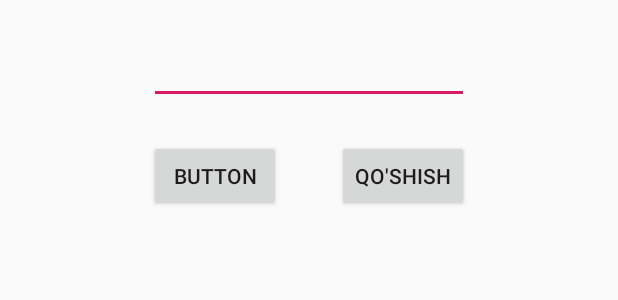
After one commit to abduroid/InviteX, an Android app: the layout dialog_addmehmon.xml on its own in the app's theme, with its tools: preview values and no code run, on a phone screen of 412 x 824 dp. The commit adds this screen. Shown: the top 300 px of the screen. Run offline under Robolectric (Android 15) with nearby library versions, the phone set to English and light mode, and no system bars.

Commit message:
AddMehmon dialog optimized

```diff
--- a/app/src/main/java/com/abduqodirov/invitex/MainActivity.kt
+++ b/app/src/main/java/com/abduqodirov/invitex/MainActivity.kt
@@ -8,7 +8,5 @@ class MainActivity : AppCompatActivity() {
     override fun onCreate(savedInstanceState: Bundle?) {
         super.onCreate(savedInstanceState)
         setContentView(R.layout.activity_main)
-
-
     }
 }
--- a/app/src/main/java/com/abduqodirov/invitex/database/MehmonDatabaseDao.kt
+++ b/app/src/main/java/com/abduqodirov/invitex/database/MehmonDatabaseDao.kt
@@ -12,9 +12,6 @@ interface MehmonDatabaseDao {
     @Insert
     fun insert(mehmon: Mehmon)
 
-    @Update
-    fun update(mehmon: Mehmon)
-
     @Query("SELECT * FROM mehmonlar WHERE mehmonId = :key")
     fun get(key: Long): Mehmon?
 
--- a/app/src/main/java/com/abduqodirov/invitex/BindingUtils.kt
+++ b/app/src/main/java/com/abduqodirov/invitex/mainList/BindingUtils.kt
@@ -1,5 +1,8 @@
-package com.abduqodirov.invitex
+package com.abduqodirov.invitex.mainList
 
+import android.opengl.Visibility
+import android.view.View
+import android.widget.Button
 import android.widget.TextView
 import androidx.databinding.BindingAdapter
 import com.abduqodirov.invitex.database.Mehmon
--- a/app/src/main/java/com/abduqodirov/invitex/MainListsViewModelFactory.kt
+++ b/app/src/main/java/com/abduqodirov/invitex/mainList/MainListsViewModelFactory.kt
@@ -1,4 +1,4 @@
-package com.abduqodirov.invitex
+package com.abduqodirov.invitex.mainList
 
 import android.app.Application
 import androidx.lifecycle.ViewModel
--- a/app/src/main/java/com/abduqodirov/invitex/MehmonAdapter.kt
+++ b/app/src/main/java/com/abduqodirov/invitex/mainList/MehmonAdapter.kt
@@ -1,4 +1,4 @@
-package com.abduqodirov.invitex
+package com.abduqodirov.invitex.mainList
 
 import android.view.LayoutInflater
 import android.view.ViewGroup
@@ -8,7 +8,9 @@ import androidx.recyclerview.widget.RecyclerView
 import com.abduqodirov.invitex.database.Mehmon
 import com.abduqodirov.invitex.databinding.ItemListBinding
 
-class MehmonAdapter: ListAdapter<Mehmon, MehmonAdapter.ViewHolder>(MehmonDiffCallBack()) {
+class MehmonAdapter: ListAdapter<Mehmon, MehmonAdapter.ViewHolder>(
+    MehmonDiffCallBack()
+) {
 
     override fun onCreateViewHolder(parent: ViewGroup, viewType: Int): ViewHolder {
         return ViewHolder.from(parent)
--- /dev/null
+++ b/app/src/main/res/layout/dialog_addmehmon.xml
@@ -0,0 +1,50 @@
+<?xml version="1.0" encoding="utf-8"?>
+<layout xmlns:android="http://schemas.android.com/apk/res/android"
+    xmlns:app="http://schemas.android.com/apk/res-auto"
+    xmlns:tools="http://schemas.android.com/tools">
+
+    <data>
+        <variable
+            name="viewModel"
+            type="com.abduqodirov.invitex.mainList.MainListsViewModel" />
+    </data>
+
+    <androidx.constraintlayout.widget.ConstraintLayout
+        android:layout_width="match_parent"
+        android:layout_height="match_parent">
+
+        <EditText
+            android:id="@+id/editText3"
+            android:layout_width="wrap_content"
+            android:layout_height="wrap_content"
+            android:layout_marginStart="16dp"
+            android:layout_marginTop="24dp"
+            android:layout_marginEnd="16dp"
+            android:ems="10"
+            android:text="@={viewModel.ism_ed}"
+            android:inputType="textPersonName"
+            app:layout_constraintEnd_toEndOf="parent"
+            app:layout_constraintStart_toStartOf="parent"
+            app:layout_constraintTop_toTopOf="parent" />
+
+        <Button
+            android:id="@+id/button2"
+            android:layout_width="wrap_content"
+            android:layout_height="wrap_content"
+            android:layout_marginTop="24dp"
+            android:text="Button"
+            app:layout_constraintStart_toStartOf="@+id/editText3"
+            app:layout_constraintTop_toBottomOf="@+id/editText3" />
+
+        <Button
+            android:id="@+id/add_button"
+            android:layout_width="wrap_content"
+            android:layout_height="wrap_content"
+            android:layout_marginTop="24dp"
+            android:enabled="@{viewModel.ism_ed.length() > 0 ? true : false}"
+            android:text="Qo'shish"
+            android:onClick="@{() -> viewModel.onClickAdd()}"
+            app:layout_constraintEnd_toEndOf="@+id/editText3"
+            app:layout_constraintTop_toBottomOf="@+id/editText3" />
+    </androidx.constraintlayout.widget.ConstraintLayout>
+</layout>
--- a/app/src/main/res/navigation/main_navigation.xml
+++ b/app/src/main/res/navigation/main_navigation.xml
@@ -36,7 +36,7 @@
     </navigation>
     <fragment
         android:id="@+id/mainListsFragment"
-        android:name="com.abduqodirov.invitex.MainListsFragment"
+        android:name="com.abduqodirov.invitex.mainList.MainListsFragment"
         android:label="MainListsFragment" >
         <action
             android:id="@+id/action_mainListsFragment_to_intro_nested_navigation3"
```
Also changed, not shown: app/src/main/java/com/abduqodirov/invitex/MainListsViewModel.kt (deleted, +0 -43 lines), app/src/main/java/com/abduqodirov/invitex/mainList/AddMehmonDialogFragment.kt (added, +35 -0 lines), app/src/main/java/com/abduqodirov/invitex/mainList/MainListsFragment.kt (renamed from app/src/main/java/com/abduqodirov/invitex/MainListsFragment.kt, +24 -8 lines), app/src/main/java/com/abduqodirov/invitex/mainList/MainListsViewModel.kt (added, +59 -0 lines), app/src/main/java/com/abduqodirov/invitex/mainList/dialog/AddMehmonDialogFragment.kt (added, +54 -0 lines), app/src/main/res/layout/fragment_main_lists.xml (+13 -1 lines), 1 other file.
